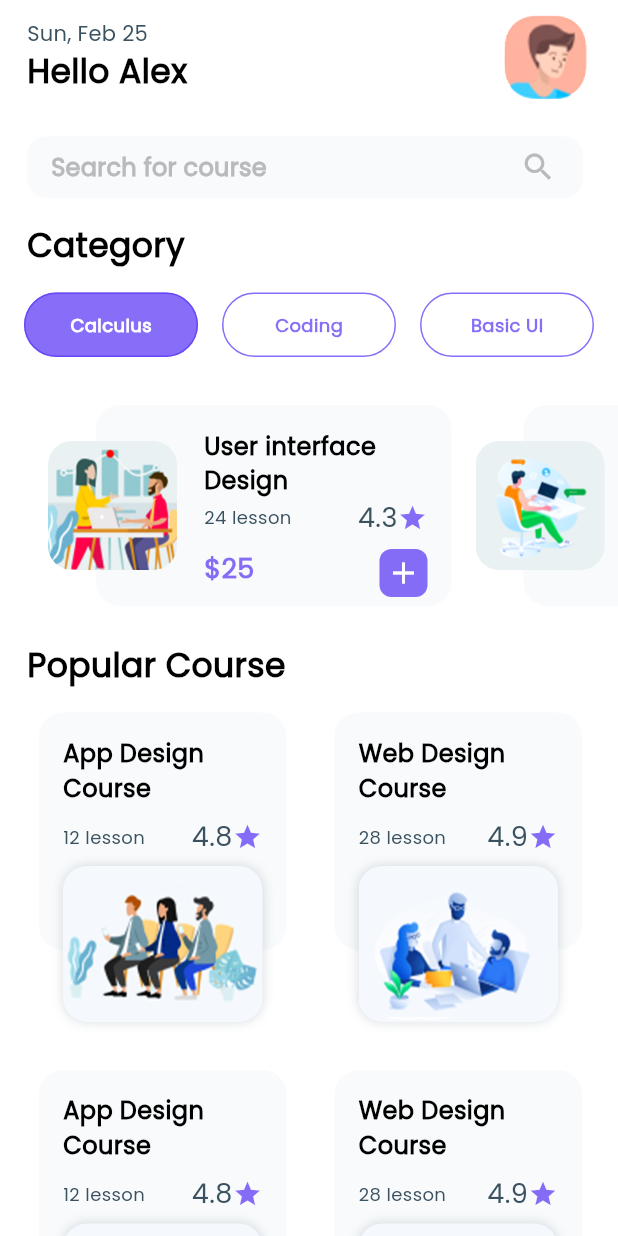
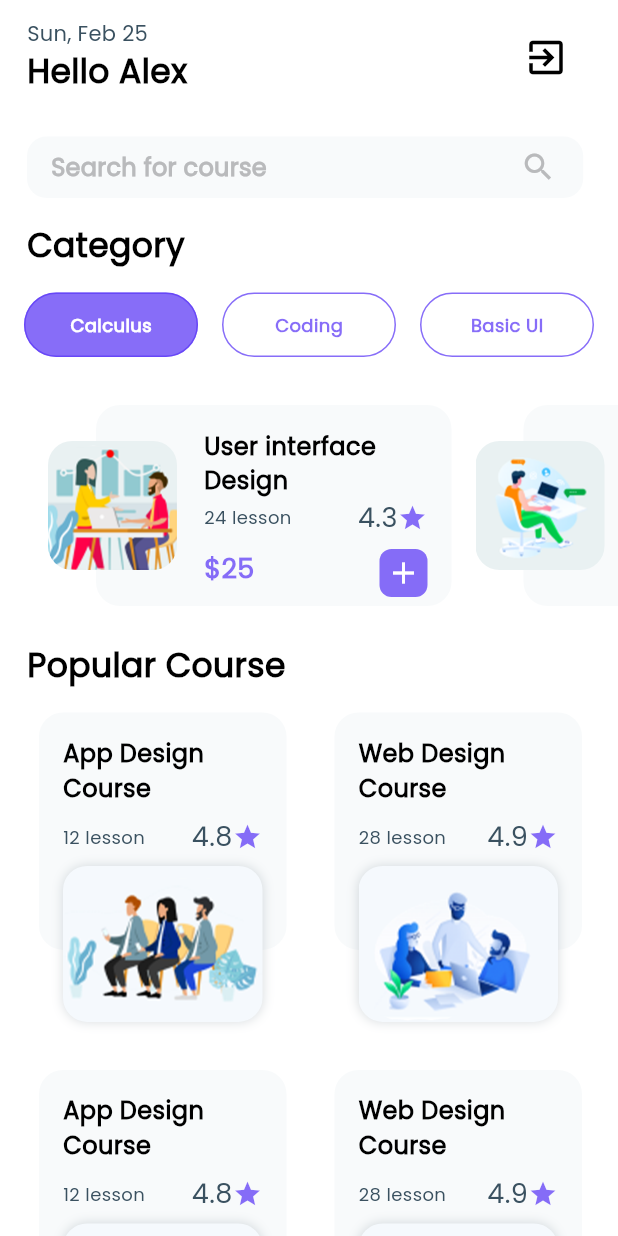
Before and after one commit to VSI0N/ACADEMe, a Flutter app: the screen it shows once a user with an empty profile is signed in, on a phone screen of 412 x 824 dp. Run offline on Flutter 3.47's test engine with Material 3 defaults, Android fonts, the phone set to English and light mode, and no system bars; our stand-ins replace cloud_firestore, firebase_auth, firebase_core, google_sign_in; accounts and stored records are empty.

Commit message:
Added SignOut Button

```diff
--- a/lib/home/pages/home_view.dart
+++ b/lib/home/pages/home_view.dart
@@ -3,7 +3,10 @@ import '../components/course_info_screen.dart';
 import '../components/popular_course_list_view.dart';
 import '../../main.dart';
 import 'package:flutter/material.dart';
+import 'package:firebase_auth/firebase_auth.dart'; // Add this import for Firebase Auth
+import 'package:google_sign_in/google_sign_in.dart'; // Add this import for Google Sign-In
 import '../../academe_theme.dart';
+import 'package:ACADEMe/started/pages/auth_service.dart'; // Import the AuthService class
 
 class HomeScreen extends StatefulWidget {
   const HomeScreen({super.key});
@@ -151,7 +154,7 @@ class _HomeScreenState extends State<HomeScreen> {
       child: Container(
         decoration: BoxDecoration(
             color:
-                isSelected ? AcademeTheme.nearlyBlue : AcademeTheme.nearlyWhite,
+            isSelected ? AcademeTheme.nearlyBlue : AcademeTheme.nearlyWhite,
             borderRadius: const BorderRadius.all(Radius.circular(24.0)),
             border: Border.all(color: AcademeTheme.nearlyBlue)),
         child: Material(
@@ -296,7 +299,18 @@ class _HomeScreenState extends State<HomeScreen> {
           SizedBox(
             width: 60,
             height: 60,
-            child: Image.asset('assets/design_course/userImage.png'),
+            child: GestureDetector(
+              onTap: () async {
+                // Sign out when tapped
+                await AuthService().signOut();
+                Navigator.pushReplacementNamed(context, '/login');  // Go to the login screen
+              },
+              child: Icon(
+                Icons.exit_to_app, // Sign-out icon
+                size: 30,
+                color: AcademeTheme.darkerText,
+              ),
+            ),
           )
         ],
       ),
```
